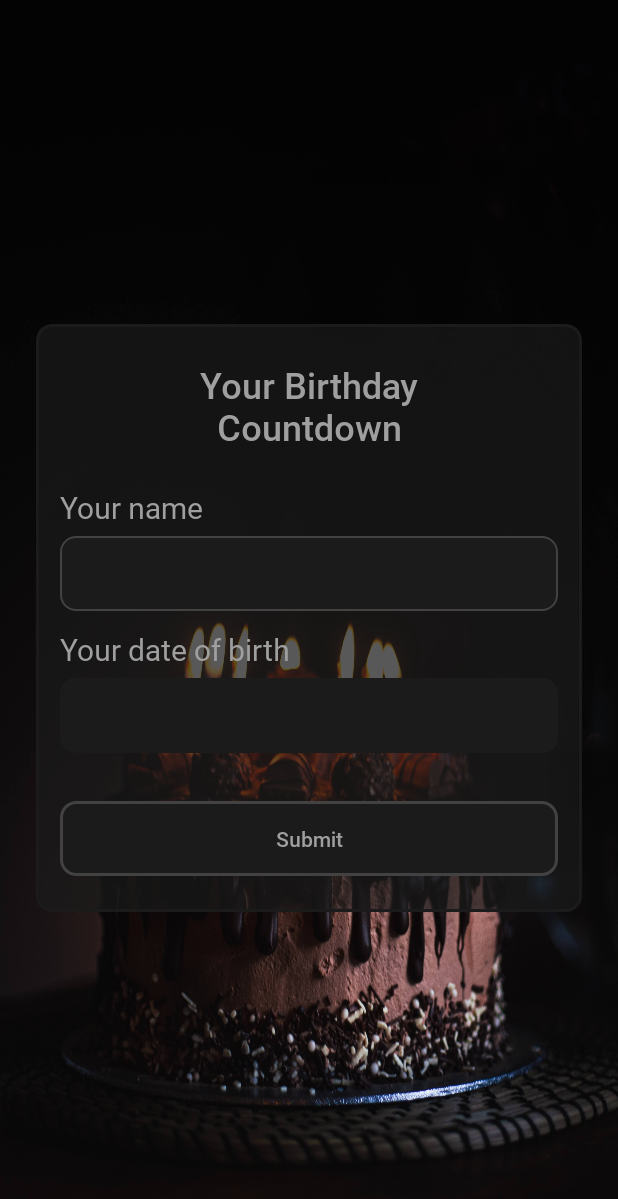
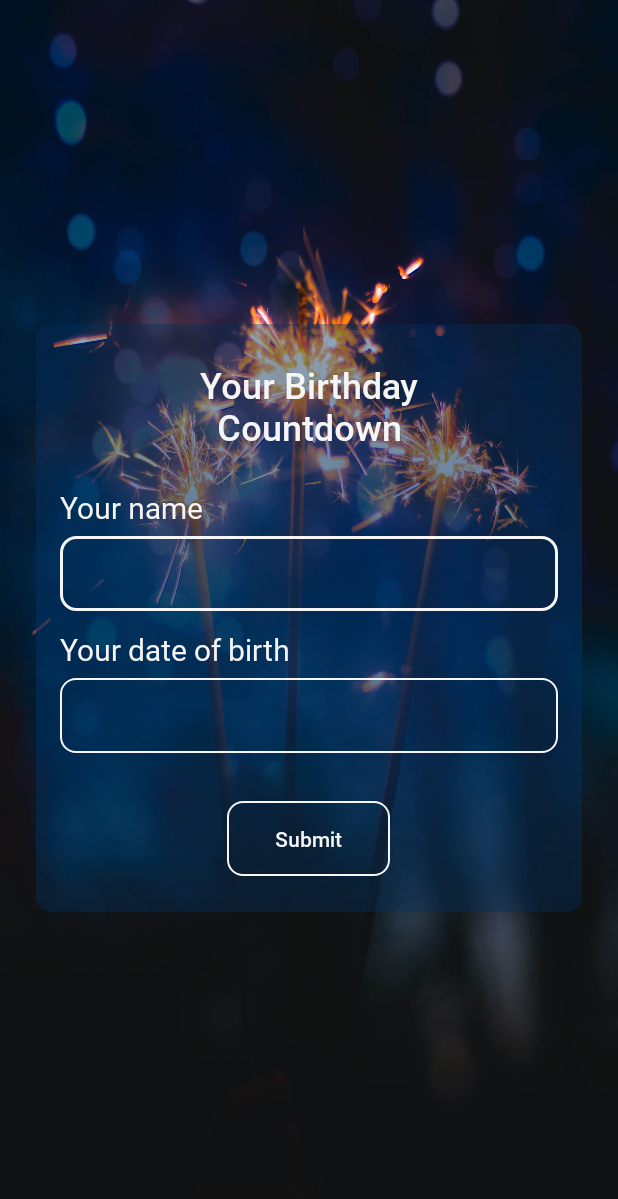
Before and after one commit to muammarahlnn/YourBirthdayCountdown, an Android app: the layout fragment_home.xml on its own in the app's theme, with its tools: preview values and no code run, on a phone screen of 412 x 824 dp. Shown: the top 1199 px of the screen. Run offline under Robolectric (Android 15) with nearby library versions, the light colour scheme and no system bars.

Commit message:
change home's UI

```diff
--- a/app/src/main/res/drawable/bg_rounded_black.xml
+++ b/app/src/main/res/drawable/bg_btn_primary.xml
@@ -2,7 +2,7 @@
 <shape xmlns:android="http://schemas.android.com/apk/res/android">
 
     <solid
-        android:color="@color/black_primary"
+        android:color="@color/trans"
         />
 
     <corners
@@ -10,8 +10,8 @@
         />
 
     <stroke
-        android:color="@color/gray_border"
-        android:width="2dp"
+        android:color="@color/whitesmoke"
+        android:width="1dp"
         />
 
 </shape>
--- a/app/src/main/res/drawable/bg_et_active.xml
+++ b/app/src/main/res/drawable/bg_et_active.xml
@@ -2,12 +2,12 @@
 <shape xmlns:android="http://schemas.android.com/apk/res/android">
 
     <solid
-        android:color="@color/black_primary"
+        android:color="@color/trans"
         />
 
     <stroke
-        android:width="1dp"
-        android:color="@color/gray_border"
+        android:color="@color/whitesmoke"
+        android:width="2dp"
         />
 
     <corners
--- a/app/src/main/res/drawable/bg_et_normal.xml
+++ b/app/src/main/res/drawable/bg_et_normal.xml
@@ -2,7 +2,12 @@
 <shape xmlns:android="http://schemas.android.com/apk/res/android">
 
     <solid
-        android:color="@color/black_primary"
+        android:color="@color/trans"
+        />
+
+    <stroke
+        android:color="@color/whitesmoke"
+        android:width="1dp"
         />
 
     <corners
--- a/app/src/main/res/drawable/bg_rounded_black_trans.xml
+++ /dev/null
@@ -1,17 +0,0 @@
-<?xml version="1.0" encoding="utf-8"?>
-<shape xmlns:android="http://schemas.android.com/apk/res/android">
-
-    <corners
-        android:radius="10dp"
-        />
-
-    <solid
-        android:color="@color/black_trans_70"
-        />
-
-    <stroke
-        android:color="@color/black_primary"
-        android:width="2dp"
-        />
-
-</shape>
--- /dev/null
+++ b/app/src/main/res/drawable/bg_rounded_blue_trans.xml
@@ -0,0 +1,15 @@
+<?xml version="1.0" encoding="utf-8"?>
+<shape xmlns:android="http://schemas.android.com/apk/res/android">
+
+    <corners
+        android:radius="10dp"
+        />
+
+    <gradient
+        android:startColor="@color/blue_trans_40"
+        android:centerColor="@color/blue_trans_70"
+        android:endColor="@color/blue_trans_40"
+        android:angle="30"
+        />
+
+</shape>
--- a/app/src/main/res/layout/fragment_home.xml
+++ b/app/src/main/res/layout/fragment_home.xml
@@ -10,7 +10,8 @@
         android:id="@+id/iv_background"
         android:layout_width="match_parent"
         android:layout_height="match_parent"
-        android:background="@drawable/img_birthday"/>
+        android:scaleType="centerCrop"
+        android:background="@drawable/img_birthday2"/>
 
     <androidx.constraintlayout.widget.ConstraintLayout
         android:layout_width="match_parent"
@@ -25,7 +26,7 @@
             android:layout_width="match_parent"
             android:layout_height="wrap_content"
             android:layout_marginHorizontal="24dp"
-            android:background="@drawable/bg_rounded_black_trans"
+            android:background="@drawable/bg_rounded_blue_trans"
             android:orientation="vertical"
             android:paddingHorizontal="16dp"
             app:layout_constraintEnd_toEndOf="parent"
@@ -40,7 +41,7 @@
                 android:fontFamily="@font/roboto_medium"
                 android:text="@string/title"
                 android:textAlignment="center"
-                android:textColor="@color/gray_primary"
+                android:textColor="@color/whitesmoke"
                 android:textSize="24sp"
                 app:layout_constraintEnd_toEndOf="parent"
                 app:layout_constraintStart_toStartOf="parent"
@@ -58,7 +59,7 @@
                     android:layout_marginBottom="5dp"
                     android:fontFamily="@font/roboto_regular"
                     android:text="@string/your_name"
-                    android:textColor="@color/gray_primary"
+                    android:textColor="@color/whitesmoke"
                     android:textSize="20sp" />
 
                 <EditText
@@ -86,7 +87,7 @@
                     android:layout_marginBottom="5dp"
                     android:fontFamily="@font/roboto_regular"
                     android:text="@string/your_date_of_birth"
-                    android:textColor="@color/gray_primary"
+                    android:textColor="@color/whitesmoke"
                     android:textSize="20sp" />
 
                 <EditText
@@ -105,13 +106,15 @@
 
             <Button
                 android:id="@+id/btn_submit"
-                android:layout_width="match_parent"
+                android:layout_width="wrap_content"
                 android:layout_height="50dp"
+                android:layout_gravity="center_horizontal"
                 android:layout_marginTop="32dp"
                 android:layout_marginBottom="24dp"
-                android:background="@drawable/bg_rounded_black"
+                android:paddingHorizontal="32dp"
+                android:background="@drawable/bg_btn_primary"
                 android:text="@string/submit"
-                android:textColor="@color/gray_primary"
+                android:textColor="@color/whitesmoke"
                 android:textAllCaps="false"
                 android:fontFamily="@font/roboto_medium"/>
 
--- a/app/src/main/res/values/colors.xml
+++ b/app/src/main/res/values/colors.xml
@@ -1,20 +1,22 @@
 <?xml version="1.0" encoding="utf-8"?>
 <resources>
-    <color name="purple_200">#FFBB86FC</color>
-    <color name="purple_500">#FF6200EE</color>
-    <color name="purple_700">#FF3700B3</color>
-    <color name="teal_200">#FF03DAC5</color>
-    <color name="teal_700">#FF018786</color>
+    <color name="white">#FFFFFFFF</color>
+    <color name="whitesmoke">#F5F5F5</color>
+
+
+    <color name="blue_primary">#FF022D5A</color>
+    <color name="blue_trans_70">#B3022D5A</color>
+    <color name="blue_trans_40">#66022D5A</color>
+    <color name="blue_dense">#001C39</color>
+
     <color name="black">#FF000000</color>
-    <color name="white">#FFFFFFFF</color>
-
-    <color name="blue_primary">#6E85B2</color>
-
     <color name="black_primary">#1B1B1B</color>
     <color name="black_dense">#141414</color>
     <color name="black_trans_70">#B21B1B1B</color>
     <color name="black_trans_40">#661B1B1B</color>
 
     <color name="gray_primary">#9F9F9F</color>
-    <color name="gray_border">#424242</color>
+    <color name="gray_border">#000000</color>
+
+    <color name="trans">#00000000</color>
 </resources>
```
Also changed, not shown: app/src/main/res/drawable/img_birthday.png (deleted), app/src/main/res/drawable/img_birthday2.png (added).
